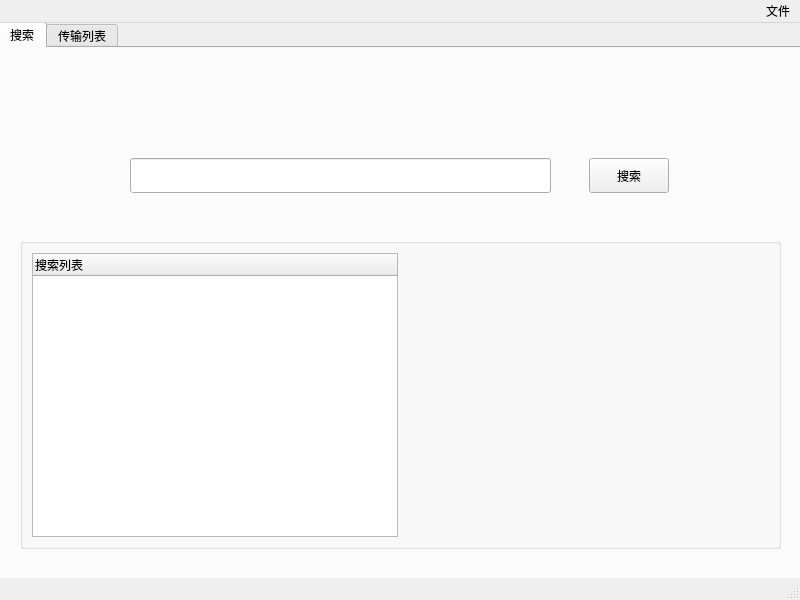
Old version of the form src/ui/index.ui in the repository brickerxu/kraken.
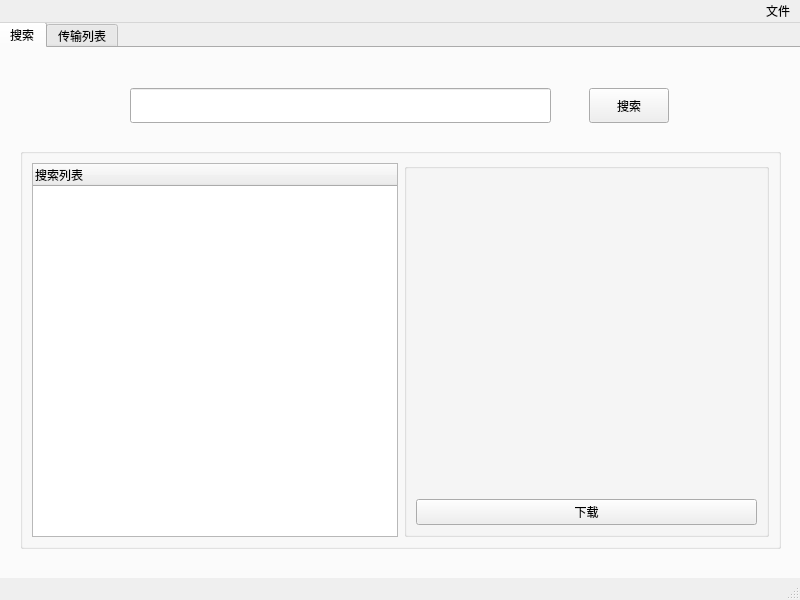
New version of the form.

```diff
--- a/src/ui/index.ui
+++ b/src/ui/index.ui
@@ -43,7 +43,7 @@
       <property name="geometry">
        <rect>
         <x>130</x>
-        <y>110</y>
+        <y>40</y>
         <width>421</width>
         <height>35</height>
        </rect>
@@ -53,7 +53,7 @@
       <property name="geometry">
        <rect>
         <x>589</x>
-        <y>110</y>
+        <y>40</y>
         <width>80</width>
         <height>35</height>
        </rect>
@@ -66,9 +66,9 @@
       <property name="geometry">
        <rect>
         <x>20</x>
-        <y>190</y>
+        <y>100</y>
         <width>761</width>
-        <height>311</height>
+        <height>401</height>
        </rect>
       </property>
       <property name="hidden" stdset="0">
@@ -94,10 +94,23 @@
         </widget>
        </item>
        <item>
+        <widget class="QGroupBox" name="verticalGroupBox">
+         <layout class="QVBoxLayout" name="verticalLayout">
+          <item>
         <widget class="QLabel" name="label_image">
          <property name="text">
           <string/>
          </property>
+           </widget>
+          </item>
+          <item>
+           <widget class="QPushButton" name="btn_download">
+            <property name="text">
+             <string>下载</string>
+            </property>
+           </widget>
+          </item>
+         </layout>
         </widget>
        </item>
       </layout>
```
Left out of the diff: 2 changed lines with no effect on the pictures. Lines whose indentation alone changed are shown as unchanged.
